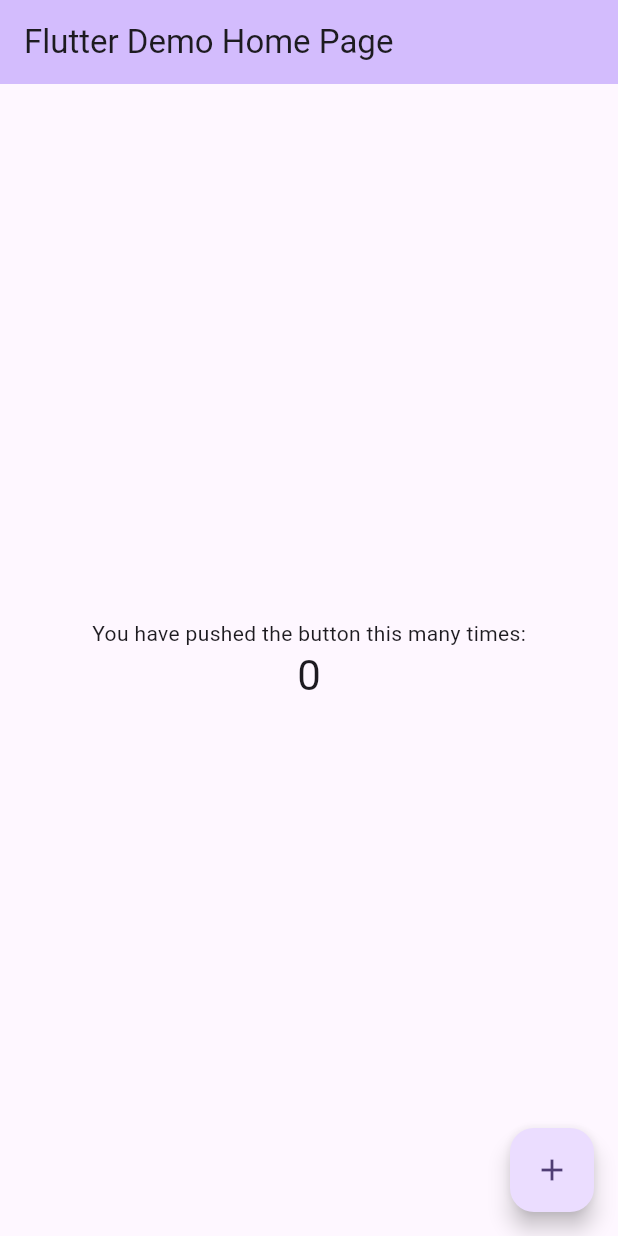
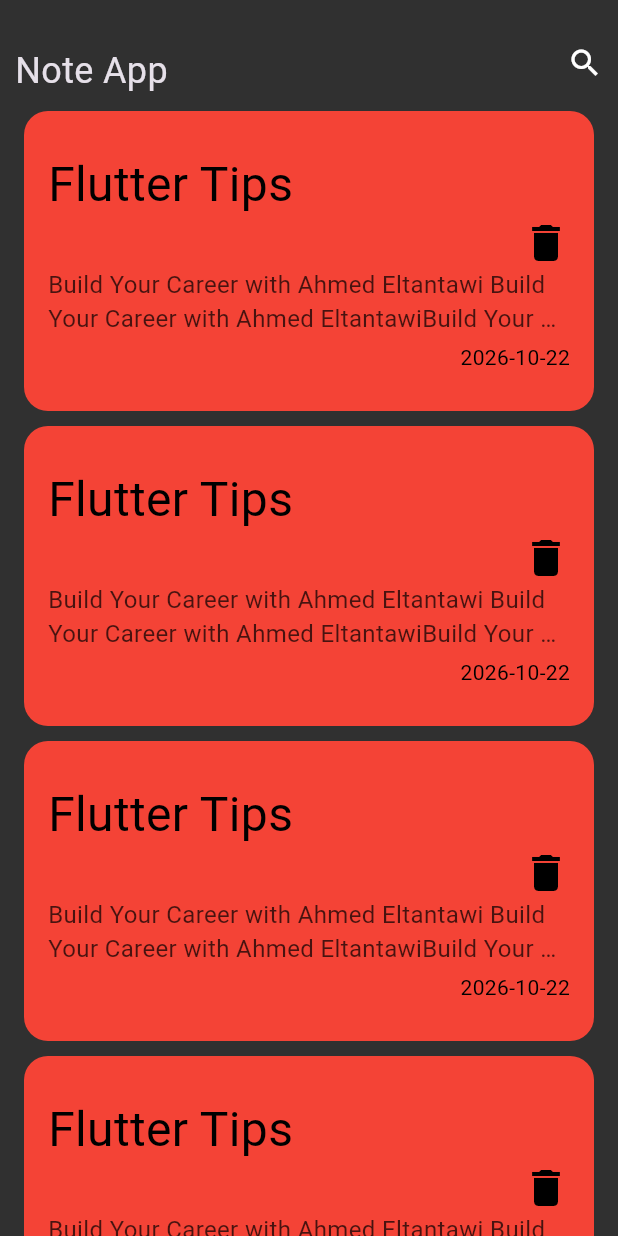
Before and after one commit to ahmed-eltantawi/note_app, a Flutter app: the screen it shows after launch, on a phone screen of 412 x 824 dp. Run offline on Flutter 3.47's test engine with Material 3 defaults, Android fonts, the phone set to English and light mode, and no system bars.

Commit message:
Refactor main app structure and implement HomeView with app bar and body widgets

```diff
--- a/lib/main.dart
+++ b/lib/main.dart
@@ -1,122 +1,22 @@
 import 'package:flutter/material.dart';
+import 'package:note_app_local_data_base/views/home_view/home_view.dart';
 
 void main() {
-  runApp(const MyApp());
+  runApp(const NoteApp());
 }
 
-class MyApp extends StatelessWidget {
-  const MyApp({super.key});
+class NoteApp extends StatelessWidget {
+  const new({super.key});
 
-  // This widget is the root of your application.
   @override
   Widget build(BuildContext context) {
     return MaterialApp(
-      title: 'Flutter Demo',
+      debugShowCheckedModeBanner: false,
       theme: ThemeData(
-        // This is the theme of your application.
-        //
-        // TRY THIS: Try running your application with "flutter run". You'll see
-        // the application has a purple toolbar. Then, without quitting the app,
-        // try changing the seedColor in the colorScheme below to Colors.green
-        // and then invoke "hot reload" (save your changes or press the "hot
-        // reload" button in a Flutter-supported IDE, or press "r" if you used
-        // the command line to start the app).
-        //
-        // Notice that the counter didn't reset back to zero; the application
-        // state is not lost during the reload. To reset the state, use hot
-        // restart instead.
-        //
-        // This works for code too, not just values: Most code changes can be
-        // tested with just a hot reload.
-        colorScheme: .fromSeed(seedColor: Colors.deepPurple),
+        brightness: Brightness.dark,
+        scaffoldBackgroundColor: Color(0xff303030),
       ),
-      home: const MyHomePage(title: 'Flutter Demo Home Page'),
+      home: const HomeView(),
     );
   }
 }
-
-class MyHomePage extends StatefulWidget {
-  const MyHomePage({super.key, required this.title});
-
-  // This widget is the home page of your application. It is stateful, meaning
-  // that it has a State object (defined below) that contains fields that affect
-  // how it looks.
-
-  // This class is the configuration for the state. It holds the values (in this
-  // case the title) provided by the parent (in this case the App widget) and
-  // used by the build method of the State. Fields in a Widget subclass are
-  // always marked "final".
-
-  final String title;
-
-  @override
-  State<MyHomePage> createState() => _MyHomePageState();
-}
-
-class _MyHomePageState extends State<MyHomePage> {
-  int _counter = 0;
-
-  void _incrementCounter() {
-    setState(() {
-      // This call to setState tells the Flutter framework that something has
-      // changed in this State, which causes it to rerun the build method below
-      // so that the display can reflect the updated values. If we changed
-      // _counter without calling setState(), then the build method would not be
-      // called again, and so nothing would appear to happen.
-      _counter++;
-    });
-  }
-
-  @override
-  Widget build(BuildContext context) {
-    // This method is rerun every time setState is called, for instance as done
-    // by the _incrementCounter method above.
-    //
-    // The Flutter framework has been optimized to make rerunning build methods
-    // fast, so that you can just rebuild anything that needs updating rather
-    // than having to individually change instances of widgets.
-    return Scaffold(
-      appBar: AppBar(
-        // TRY THIS: Try changing the color here to a specific color (to
-        // Colors.amber, perhaps?) and trigger a hot reload to see the AppBar
-        // change color while the other colors stay the same.
-        backgroundColor: Theme.of(context).colorScheme.inversePrimary,
-        // Here we take the value from the MyHomePage object that was created by
-        // the App.build method, and use it to set our appbar title.
-        title: Text(widget.title),
-      ),
-      body: Center(
-        // Center is a layout widget. It takes a single child and positions it
-        // in the middle of the parent.
-        child: Column(
-          // Column is also a layout widget. It takes a list of children and
-          // arranges them vertically. By default, it sizes itself to fit its
-          // children horizontally, and tries to be as tall as its parent.
-          //
-          // Column has various properties to control how it sizes itself and
-          // how it positions its children. Here we use mainAxisAlignment to
-          // center the children vertically; the main axis here is the vertical
-          // axis because Columns are vertical (the cross axis would be
-          // horizontal).
-          //
-          // TRY THIS: Invoke "debug painting" (choose the "Toggle Debug Paint"
-          // action in the IDE, or press "p" in the console), to see the
-          // wireframe for each widget.
-          mainAxisAlignment: .center,
-          children: [
-            const Text('You have pushed the button this many times:'),
-            Text(
-              '$_counter',
-              style: Theme.of(context).textTheme.headlineMedium,
-            ),
-          ],
-        ),
-      ),
-      floatingActionButton: FloatingActionButton(
-        onPressed: _incrementCounter,
-        tooltip: 'Increment',
-        child: const Icon(Icons.add),
-      ),
-    );
-  }
-}
--- /dev/null
+++ b/lib/views/home_view/home_view.dart
@@ -0,0 +1,22 @@
+import 'package:flutter/material.dart';
+import 'package:note_app_local_data_base/views/home_view/widgets/home_view_app_bar.dart';
+import 'package:note_app_local_data_base/views/home_view/widgets/home_view_body.dart';
+
+class HomeView extends StatelessWidget {
+  const HomeView({super.key});
+
+  @override
+  Widget build(BuildContext context) {
+    return const Scaffold(
+      body: Column(
+        children: [
+          SizedBox(height: 30),
+          HomeViewAppBar(),
+          SizedBox(height: 10),
+
+          Expanded(child: HomeViewBody()),
+        ],
+      ),
+    );
+  }
+}
--- /dev/null
+++ b/lib/views/home_view/widgets/home_view_app_bar.dart
@@ -0,0 +1,19 @@
+import 'package:flutter/material.dart';
+
+class HomeViewAppBar extends StatelessWidget {
+  const new({super.key});
+
+  @override
+  Widget build(BuildContext context) {
+    return const Row(
+      crossAxisAlignment: .start,
+      children: [
+        SizedBox(width: 10),
+        Text("Note App", style: TextStyle(fontSize: 24)),
+        Spacer(),
+        Icon(Icons.search),
+        SizedBox(width: 10),
+      ],
+    );
+  }
+}
--- /dev/null
+++ b/lib/views/home_view/widgets/home_view_body.dart
@@ -0,0 +1,29 @@
+import 'package:flutter/material.dart';
+import 'package:note_app_local_data_base/views/home_view/widgets/note_card_widget.dart';
+
+class HomeViewBody extends StatelessWidget {
+  const new({super.key});
+
+  @override
+  Widget build(BuildContext context) {
+    return Padding(
+      padding: const EdgeInsets.symmetric(horizontal: 16),
+      child: ListView.builder(
+        physics: const BouncingScrollPhysics(),
+        itemCount: 10,
+        itemBuilder: (context, index) {
+          return Column(
+            children: [
+              NoteCardWidget(
+                title: 'Flutter Tips',
+                subTitle: 'Build Your Career with Ahmed Eltantawi Build Your Career with Ahmed EltantawiBuild Your Career with Ahmed Eltantawi',
+                date: DateTime.now(),
+              ),
+              const SizedBox(height: 10),
+            ],
+          );
+        },
+      ),
+    );
+  }
+}
--- /dev/null
+++ b/lib/views/home_view/widgets/note_card_widget.dart
@@ -0,0 +1,62 @@
+import 'package:flutter/material.dart';
+
+class NoteCardWidget extends StatelessWidget {
+  const NoteCardWidget({
+    super.key,
+    required this.title,
+    required this.subTitle,
+    required this.date,
+  });
+  final String title;
+  final String subTitle;
+  final DateTime date;
+
+  @override
+  Widget build(BuildContext context) {
+    return InkWell(
+      onTap: () {},
+      child: Container(
+        decoration: BoxDecoration(
+          color: Colors.red,
+          borderRadius: .circular(16),
+        ),
+        height: 200,
+        width: double.infinity,
+        child: Padding(
+          padding: const EdgeInsets.symmetric(horizontal: 16, vertical: 26),
+          child: Column(
+            crossAxisAlignment: .start,
+            children: [
+              Text(title, style: TextStyle(color: Colors.black, fontSize: 32)),
+              Align(
+                alignment: .centerRight,
+                child: Icon(Icons.delete, color: Colors.black, size: 32),
+              ),
+              Opacity(
+                opacity: 0.7,
+                child: SizedBox(
+                  width: double.infinity,
+                  child: Text(
+                    subTitle,
+                    style: TextStyle(color: Colors.black, fontSize: 16),
+                    overflow: TextOverflow.ellipsis,
+                    maxLines: 2,
+                  ),
+                ),
+              ),
+
+              Spacer(),
+              Align(
+                alignment: .centerRight,
+                child: Text(
+                  date.toString().substring(0, 10),
+                  style: TextStyle(color: Colors.black),
+                ),
+              ),
+            ],
+          ),
+        ),
+      ),
+    );
+  }
+}
```
Also changed, not shown: 1 other file.
